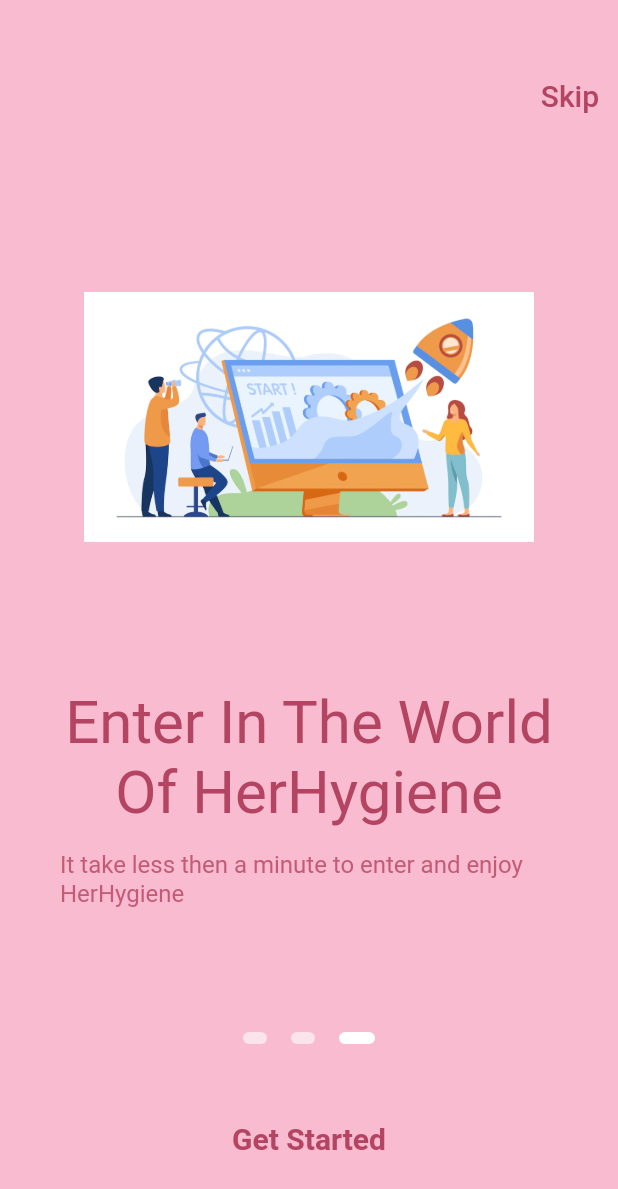
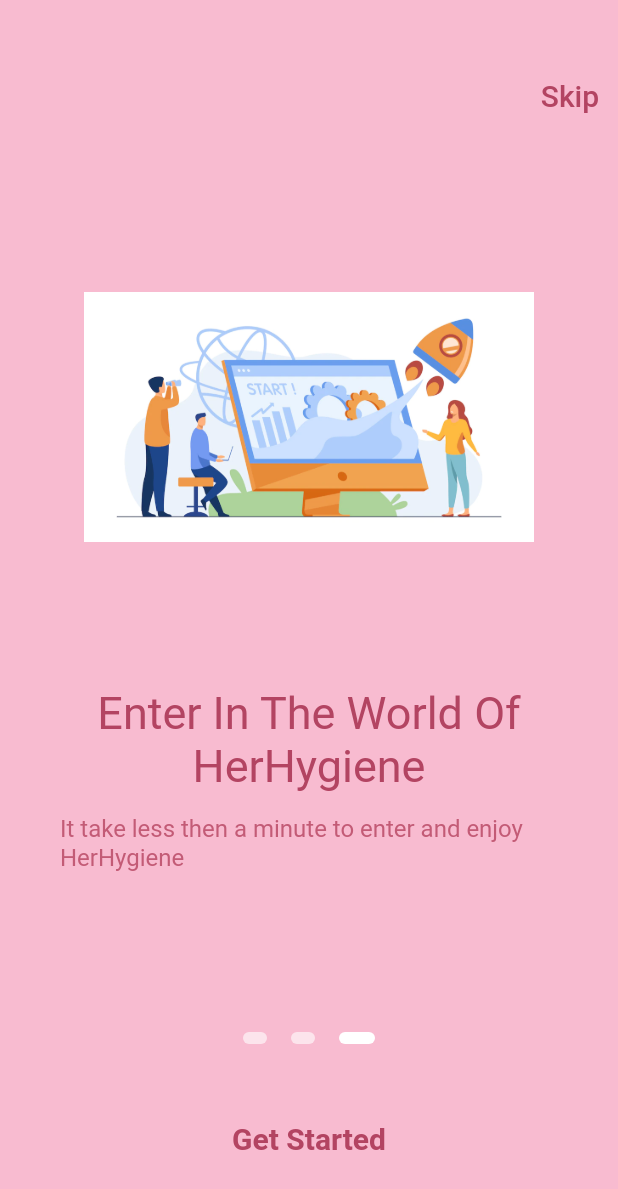
Before and after one commit to Bazgha19/HerHygiene, a Flutter app: the screen it shows after launch, swiped to page 3, on a phone screen of 412 x 824 dp. Shown: the top 1189 px of the screen. Run offline on Flutter 3.47's test engine with Material 2 defaults, Android fonts, the light colour scheme and no system bars; our stand-ins replace animated_splash_screen, curved_navigation_bar.

Commit message:
Size of intro text changed

```diff
--- a/her_hygiene/lib/intro.dart
+++ b/her_hygiene/lib/intro.dart
@@ -173,7 +173,7 @@ class _IntroState extends State<Intro> {
                             Text(
                               'Enter In The World Of HerHygiene',
                               style: TextStyle(
-                                  fontSize: 40.0,
+                                  fontSize: 30.0,
                                   color: Color.fromRGBO(179, 68, 98, 1)),
                               textAlign: TextAlign.center,
                             ),
```
